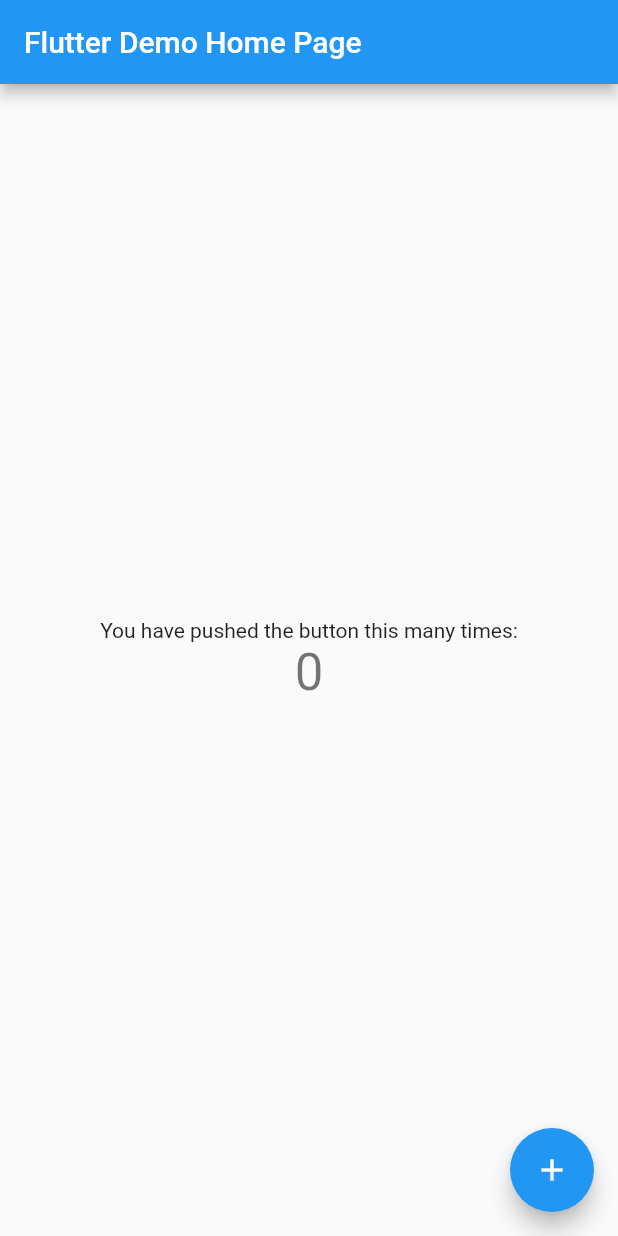
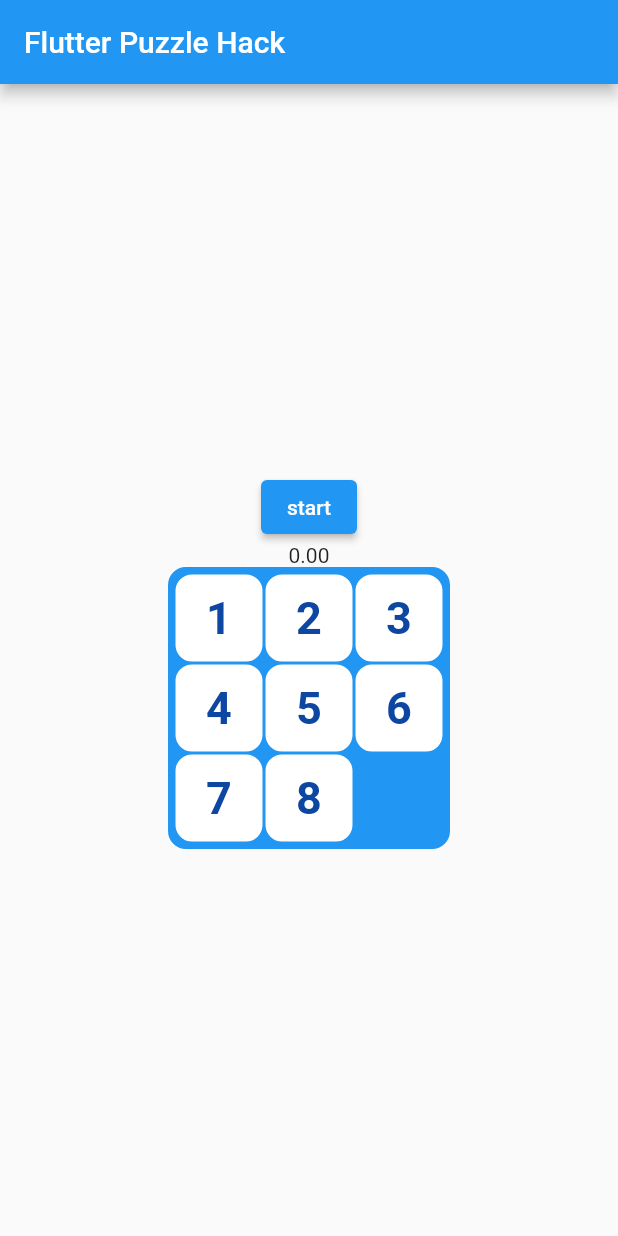
Before and after one commit to gottfired/flutter_puzzle, a Flutter app: the screen it shows after launch, on a phone screen of 412 x 824 dp. Run offline on Flutter 3.47's test engine with Material 2 defaults, Android fonts, the phone set to English and light mode, and no system bars.

Commit message:
add countdown add basic grid

```diff
--- /dev/null
+++ b/lib/countdown.dart
@@ -0,0 +1,61 @@
+import 'dart:async';
+import 'package:flutter/material.dart';
+
+class Countdown extends StatefulWidget {
+  final int seconds;
+
+  const Countdown({Key? key, required this.seconds}) : super(key: key);
+
+  @override
+  State<StatefulWidget> createState() => _CountdownState();
+}
+
+class _CountdownState extends State<Countdown> {
+  Timer? _timer;
+  double _value = 0;
+
+  _CountdownState() {
+    // _value = widget.seconds.toDouble();
+    // _value = widget.seconds.toDouble();
+  }
+
+  void startTimer() {
+    _value = widget.seconds.toDouble();
+    _timer = Timer.periodic(
+      const Duration(milliseconds: 10),
+      (Timer timer) => setState(
+        () {
+          if (_value <= 0) {
+            timer.cancel();
+          } else {
+            _value -= 0.01;
+            if (_value < 0) {
+              _value = 0;
+            }
+          }
+        },
+      ),
+    );
+  }
+
+  @override
+  void dispose() {
+    super.dispose();
+    _timer?.cancel();
+  }
+
+  @override
+  Widget build(BuildContext context) {
+    return Column(
+      children: [
+        ElevatedButton(
+          onPressed: () {
+            startTimer();
+          },
+          child: const Text("start"),
+        ),
+        Text(_value.toStringAsFixed(2)),
+      ],
+    );
+  }
+}
--- /dev/null
+++ b/lib/grid.dart
@@ -0,0 +1,95 @@
+// create a stateless widget
+import 'package:flutter/material.dart';
+
+const tileSize = 60.0;
+
+class Tile extends StatelessWidget {
+  final int number;
+
+  const Tile(this.number, {Key? key}) : super(key: key);
+
+  @override
+  Widget build(BuildContext context) {
+    return Container(
+      width: tileSize,
+      height: tileSize,
+      decoration: BoxDecoration(
+          color: Colors.white,
+          border: Border.all(
+            color: Colors.blue,
+            width: 1,
+          ),
+          borderRadius: BorderRadius.circular(tileSize / 5)),
+      child: Center(
+        child: Text(
+          '$number',
+          style: TextStyle(
+            fontSize: tileSize / 2,
+            fontWeight: FontWeight.bold,
+            color: Colors.blue.shade900,
+          ),
+        ),
+      ),
+    );
+  }
+}
+
+class Grid extends StatelessWidget {
+  @override
+  Widget build(BuildContext context) {
+    return Container(
+      decoration: BoxDecoration(
+        border: Border.all(
+          color: Colors.blue,
+          width: 4,
+        ),
+        borderRadius: BorderRadius.circular(tileSize / 5),
+      ),
+      child: Stack(
+        children: [
+          Container(color: Colors.blue, width: tileSize * 3, height: tileSize * 3),
+          const Positioned(
+            left: 0,
+            top: 0,
+            child: Tile(1),
+          ),
+          const Positioned(
+            left: tileSize,
+            top: 0,
+            child: Tile(2),
+          ),
+          const Positioned(
+            left: 2 * tileSize,
+            top: 0,
+            child: Tile(3),
+          ),
+          const Positioned(
+            left: 0,
+            top: tileSize,
+            child: Tile(4),
+          ),
+          const Positioned(
+            left: tileSize,
+            top: tileSize,
+            child: Tile(5),
+          ),
+          const Positioned(
+            left: 2 * tileSize,
+            top: tileSize,
+            child: Tile(6),
+          ),
+          const Positioned(
+            left: 0,
+            top: 2 * tileSize,
+            child: Tile(7),
+          ),
+          const Positioned(
+            left: tileSize,
+            top: 2 * tileSize,
+            child: Tile(8),
+          ),
+        ],
+      ),
+    );
+  }
+}
--- a/lib/main.dart
+++ b/lib/main.dart
@@ -1,11 +1,14 @@
 import 'package:flutter/material.dart';
+import 'package:flutter_puzzle/countdown.dart';
+
+import 'grid.dart';
 
 void main() {
-  runApp(const MyApp());
+  runApp(const App());
 }
 
-class MyApp extends StatelessWidget {
-  const MyApp({Key? key}) : super(key: key);
+class App extends StatelessWidget {
+  const App({Key? key}) : super(key: key);
 
   // This widget is the root of your application.
   @override
@@ -14,102 +17,40 @@
       title: 'Flutter Demo',
       theme: ThemeData(
         // This is the theme of your application.
-        //
-        // Try running your application with "flutter run". You'll see the
-        // application has a blue toolbar. Then, without quitting the app, try
-        // changing the primarySwatch below to Colors.green and then invoke
-        // "hot reload" (press "r" in the console where you ran "flutter run",
-        // or simply save your changes to "hot reload" in a Flutter IDE).
-        // Notice that the counter didn't reset back to zero; the application
-        // is not restarted.
         primarySwatch: Colors.blue,
       ),
-      home: const MyHomePage(title: 'Flutter Demo Home Page'),
+      home: const MainPage(title: 'Flutter Puzzle Hack'),
     );
   }
 }
 
-class MyHomePage extends StatefulWidget {
-  const MyHomePage({Key? key, required this.title}) : super(key: key);
-
-  // This widget is the home page of your application. It is stateful, meaning
-  // that it has a State object (defined below) that contains fields that affect
-  // how it looks.
-
-  // This class is the configuration for the state. It holds the values (in this
-  // case the title) provided by the parent (in this case the App widget) and
-  // used by the build method of the State. Fields in a Widget subclass are
-  // always marked "final".
+class MainPage extends StatefulWidget {
+  const MainPage({Key? key, required this.title}) : super(key: key);
 
   final String title;
 
   @override
-  State<MyHomePage> createState() => _MyHomePageState();
+  State<MainPage> createState() => _MainPageState();
 }
 
-class _MyHomePageState extends State<MyHomePage> {
-  int _counter = 0;
-
-  void _incrementCounter() {
-    setState(() {
-      // This call to setState tells the Flutter framework that something has
-      // changed in this State, which causes it to rerun the build method below
-      // so that the display can reflect the updated values. If we changed
-      // _counter without calling setState(), then the build method would not be
-      // called again, and so nothing would appear to happen.
-      _counter++;
-    });
-  }
-
+class _MainPageState extends State<MainPage> {
   @override
   Widget build(BuildContext context) {
-    // This method is rerun every time setState is called, for instance as done
-    // by the _incrementCounter method above.
-    //
-    // The Flutter framework has been optimized to make rerunning build methods
-    // fast, so that you can just rebuild anything that needs updating rather
-    // than having to individually change instances of widgets.
     return Scaffold(
       appBar: AppBar(
-        // Here we take the value from the MyHomePage object that was created by
-        // the App.build method, and use it to set our appbar title.
         title: Text(widget.title),
       ),
       body: Center(
-        // Center is a layout widget. It takes a single child and positions it
-        // in the middle of the parent.
         child: Column(
-          // Column is also a layout widget. It takes a list of children and
-          // arranges them vertically. By default, it sizes itself to fit its
-          // children horizontally, and tries to be as tall as its parent.
-          //
           // Invoke "debug painting" (press "p" in the console, choose the
           // "Toggle Debug Paint" action from the Flutter Inspector in Android
           // Studio, or the "Toggle Debug Paint" command in Visual Studio Code)
           // to see the wireframe for each widget.
           //
-          // Column has various properties to control how it sizes itself and
-          // how it positions its children. Here we use mainAxisAlignment to
-          // center the children vertically; the main axis here is the vertical
-          // axis because Columns are vertical (the cross axis would be
-          // horizontal).
           mainAxisAlignment: MainAxisAlignment.center,
-          children: <Widget>[
-            const Text(
-              'You have pushed the button this many times:',
-            ),
-            Text(
-              '$_counter',
-              style: Theme.of(context).textTheme.headline4,
-            ),
-          ],
+          children: <Widget>[const Countdown(seconds: 10), Grid()],
         ),
       ),
-      floatingActionButton: FloatingActionButton(
-        onPressed: _incrementCounter,
-        tooltip: 'Increment',
-        child: const Icon(Icons.add),
-      ), // This trailing comma makes auto-formatting nicer for build methods.
     );
   }
 }
```
Also changed, not shown: 1 other file.
